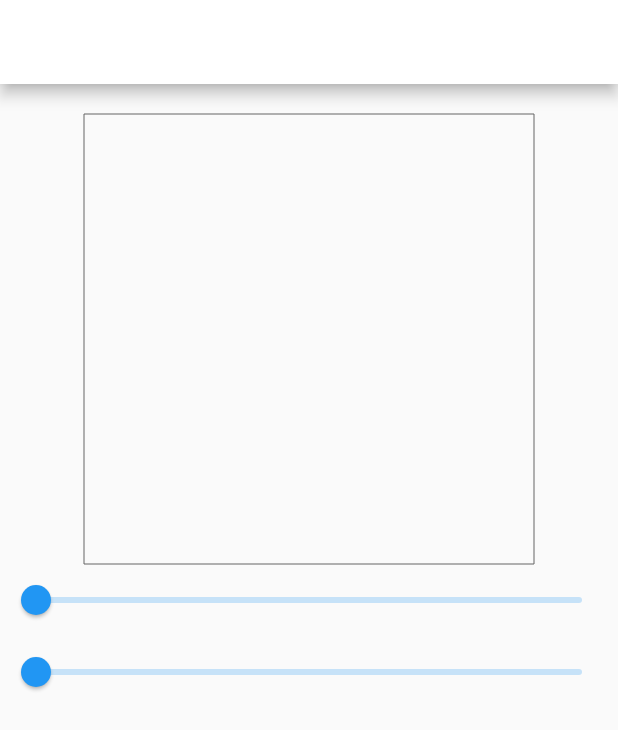
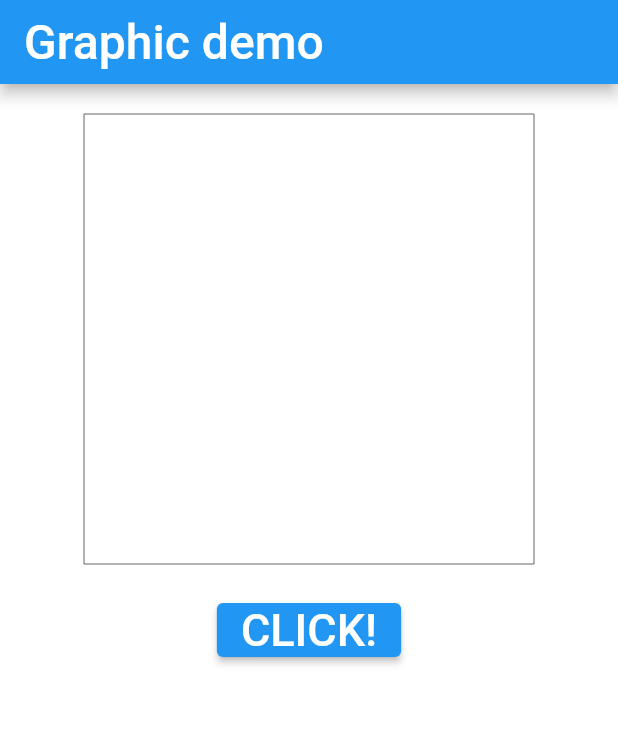
Before and after one commit to Sakiika2128/f_test, a Flutter app: the screen it shows after launch, on a phone screen of 412 x 824 dp. Shown: the top 730 px of the screen. Run offline on Flutter 3.47's test engine with Material 2 defaults, Android fonts, the phone set to English and light mode, and no system bars.

Commit message:
ElevatedButtonを押すとcanvas内の四角が増える

```diff
--- a/lib/first_page.dart
+++ b/lib/first_page.dart
@@ -12,8 +12,7 @@ class MyHomePage extends StatefulWidget{
 }
 
 class _MyHomePageState extends State<MyHomePage>{
-  static double _value = 0;
-  static double _opaq = 0;
+  static ValueNotifier<int> _value = ValueNotifier<int>(0);
 
   @override
   void initState(){
@@ -23,14 +22,15 @@ class _MyHomePageState extends State<MyHomePage>{
   @override
   Widget build(BuildContext context){
     return Scaffold(
+      backgroundColor: Color.fromARGB(255, 255, 255, 255),
       appBar: AppBar(
-        backgroundColor: Color.fromARGB(255, 255, 255, 255),
         title: Text(
-          'GRAPHIC DEMO',
+          'Graphic demo',
           style: TextStyle(fontSize: 32),
         ),
       ),
-      body: Column(
+      body: Center(
+        child: Column(
           children: [
             Padding(
               padding: EdgeInsets.all(10),
@@ -39,35 +39,20 @@ class _MyHomePageState extends State<MyHomePage>{
               width: 300,
               height: 300,
               child: CustomPaint(
-              painter: MyPainter(_value, _opaq.toInt()),
+                painter: MyPainter(_value),
                 child: Center(),
               ),
             ),
-          Slider(
-            min: 0.0,
-            max: 300.0,
-            value: _value,
-            onChanged: _changeVal,
+            Padding(
+              padding: EdgeInsets.all(10),
             ),
-          Slider(
-            min: 0.0,
-            max: 255.0,
-            value: _opaq,
-            onChanged: _changeOpaq,
+            ElevatedButton(
+              child: Text('CLICK!', style: TextStyle(fontSize: 30)),
+              onPressed: () => _value.value++,
             ),
           ],
         ),
+      ),
     );
   }
-
-  void _changeVal(double value){
-    setState(() {
-      _value = value;
-    });
 }
-  void _changeOpaq(double value){
-    setState(() {
-      _opaq = value;
-    });
-  }
-}
```
Also changed, not shown: lib/my_painter.dart (+17 -13 lines). Lines whose indentation alone changed are shown as unchanged.
